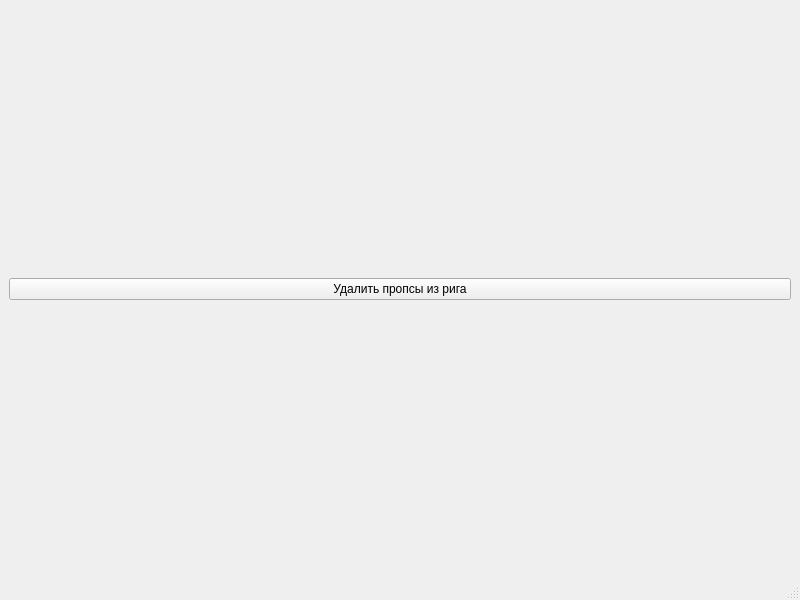
This is ui/main_window.ui in DKorniov/FD_exp_exporter as Qt 5 draws it before an edit. The edited form follows.
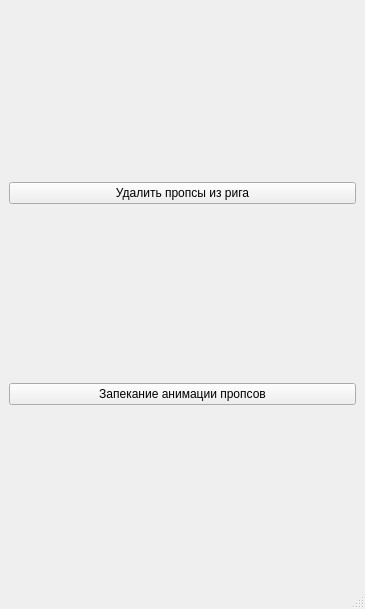
This is the edited form.

Commit message: bake_props_v1

```diff
--- a/ui/main_window.ui
+++ b/ui/main_window.ui
@@ -6,8 +6,8 @@
    <rect>
     <x>0</x>
     <y>0</y>
-    <width>800</width>
-    <height>600</height>
+    <width>365</width>
+    <height>609</height>
    </rect>
   </property>
   <property name="windowTitle">
@@ -22,6 +22,13 @@
       </property>
      </widget>
     </item>
+    <item row="1" column="0">
+     <widget class="QPushButton" name="btn_bake_props_anims">
+      <property name="text">
+       <string>Запекание анимации пропсов</string>
+      </property>
+     </widget>
+    </item>
    </layout>
   </widget>
   <widget class="QMenuBar" name="menubar">
```
Left out of the diff: 2 changed lines with no effect on the pictures. The commit also changes 3 other files.
